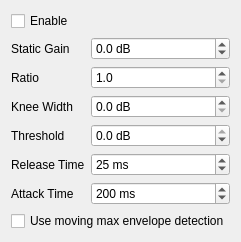
Old version of the form damc_gui/CompressorController.ui in the repository amurzeau/damc.
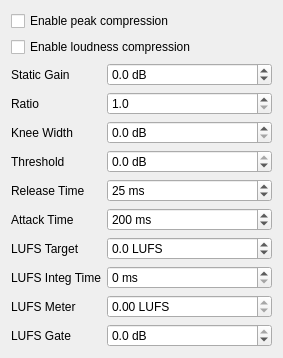
New version of the form.

Commit message: damc_gui: add loudness based compressor controls

What changed in the file:
```diff
--- a/damc_gui/CompressorController.ui
+++ b/damc_gui/CompressorController.ui
@@ -6,164 +6,29 @@
    <rect>
     <x>0</x>
     <y>0</y>
-    <width>235</width>
-    <height>191</height>
+    <width>283</width>
+    <height>338</height>
    </rect>
   </property>
   <property name="windowTitle">
    <string>Form</string>
   </property>
   <layout class="QGridLayout" name="gridLayout">
-   <item row="5" column="1">
-    <widget class="QDoubleSpinBox" name="releaseTimeSpinBox">
-     <property name="sizePolicy">
-      <sizepolicy hsizetype="MinimumExpanding" vsizetype="Fixed">
-       <horstretch>0</horstretch>
-       <verstretch>0</verstretch>
-      </sizepolicy>
-     </property>
-     <property name="suffix">
-      <string> ms</string>
-     </property>
-     <property name="decimals">
-      <number>0</number>
-     </property>
-     <property name="minimum">
-      <double>0.000000000000000</double>
-     </property>
-     <property name="maximum">
-      <double>9000.000000000000000</double>
-     </property>
-     <property name="value">
-      <double>25.000000000000000</double>
-     </property>
-    </widget>
-   </item>
    <item row="5" column="0">
-    <widget class="QLabel" name="releaseTimeLabel">
+    <widget class="QLabel" name="thresholdLabel">
      <property name="text">
-      <string>Release Time</string>
+      <string>Threshold</string>
      </property>
     </widget>
    </item>
-   <item row="3" column="0">
+   <item row="4" column="0">
     <widget class="QLabel" name="kneeWidthLabel">
      <property name="text">
       <string>Knee Width</string>
      </property>
     </widget>
    </item>
-   <item row="1" column="1">
-    <widget class="QDoubleSpinBox" name="staticGainSpinBox">
-     <property name="sizePolicy">
-      <sizepolicy hsizetype="MinimumExpanding" vsizetype="Fixed">
-       <horstretch>0</horstretch>
-       <verstretch>0</verstretch>
-      </sizepolicy>
-     </property>
-     <property name="suffix">
-      <string> dB</string>
-     </property>
-     <property name="decimals">
-      <number>1</number>
-     </property>
-     <property name="minimum">
-      <double>-100.000000000000000</double>
-     </property>
-    </widget>
-   </item>
    <item row="3" column="1">
-    <widget class="QDoubleSpinBox" name="kneeWidthSpinBox">
-     <property name="sizePolicy">
-      <sizepolicy hsizetype="MinimumExpanding" vsizetype="Fixed">
-       <horstretch>0</horstretch>
-       <verstretch>0</verstretch>
-      </sizepolicy>
-     </property>
-     <property name="suffix">
-      <string> dB</string>
-     </property>
-     <property name="decimals">
-      <number>1</number>
-     </property>
-    </widget>
-   </item>
-   <item row="0" column="0" colspan="2">
-    <widget class="QCheckBox" name="enableCheckBox">
-     <property name="text">
-      <string>Enable</string>
-     </property>
-    </widget>
-   </item>
-   <item row="2" column="0">
-    <widget class="QLabel" name="ratioLabel">
-     <property name="text">
-      <string>Ratio</string>
-     </property>
-    </widget>
-   </item>
-   <item row="6" column="1">
-    <widget class="QDoubleSpinBox" name="attackTimeSpinBox">
-     <property name="sizePolicy">
-      <sizepolicy hsizetype="MinimumExpanding" vsizetype="Fixed">
-       <horstretch>0</horstretch>
-       <verstretch>0</verstretch>
-      </sizepolicy>
-     </property>
-     <property name="suffix">
-      <string> ms</string>
-     </property>
-     <property name="decimals">
-      <number>0</number>
-     </property>
-     <property name="minimum">
-      <double>0.000000000000000</double>
-     </property>
-     <property name="maximum">
-      <double>9000.000000000000000</double>
-     </property>
-     <property name="value">
-      <double>200.000000000000000</double>
-     </property>
-    </widget>
-   </item>
-   <item row="6" column="0">
-    <widget class="QLabel" name="attackTimeLabel">
-     <property name="text">
-      <string>Attack Time</string>
-     </property>
-    </widget>
-   </item>
-   <item row="4" column="1">
-    <widget class="QDoubleSpinBox" name="thresholdSpinBox">
-     <property name="sizePolicy">
-      <sizepolicy hsizetype="MinimumExpanding" vsizetype="Fixed">
-       <horstretch>0</horstretch>
-       <verstretch>0</verstretch>
-      </sizepolicy>
-     </property>
-     <property name="suffix">
-      <string> dB</string>
-     </property>
-     <property name="decimals">
-      <number>1</number>
-     </property>
-     <property name="minimum">
-      <double>-100.000000000000000</double>
-     </property>
-     <property name="maximum">
-      <double>0.000000000000000</double>
-     </property>
-    </widget>
-   </item>
-   <item row="4" column="0">
-    <widget class="QLabel" name="thresholdLabel">
-     <property name="text">
-      <string>Threshold</string>
-     </property>
-    </widget>
-   </item>
-   <item row="2" column="1">
     <widget class="QDoubleSpinBox" name="ratioSpinBox">
      <property name="sizePolicy">
       <sizepolicy hsizetype="MinimumExpanding" vsizetype="Fixed">
@@ -182,17 +47,241 @@
      </property>
     </widget>
    </item>
-   <item row="1" column="0">
+   <item row="5" column="1">
+    <widget class="QDoubleSpinBox" name="thresholdSpinBox">
+     <property name="sizePolicy">
+      <sizepolicy hsizetype="MinimumExpanding" vsizetype="Fixed">
+       <horstretch>0</horstretch>
+       <verstretch>0</verstretch>
+      </sizepolicy>
+     </property>
+     <property name="suffix">
+      <string> dB</string>
+     </property>
+     <property name="decimals">
+      <number>1</number>
+     </property>
+     <property name="minimum">
+      <double>-100.000000000000000</double>
+     </property>
+     <property name="maximum">
+      <double>0.000000000000000</double>
+     </property>
+    </widget>
+   </item>
+   <item row="6" column="0">
+    <widget class="QLabel" name="releaseTimeLabel">
+     <property name="text">
+      <string>Release Time</string>
+     </property>
+    </widget>
+   </item>
+   <item row="2" column="1">
+    <widget class="QDoubleSpinBox" name="staticGainSpinBox">
+     <property name="sizePolicy">
+      <sizepolicy hsizetype="MinimumExpanding" vsizetype="Fixed">
+       <horstretch>0</horstretch>
+       <verstretch>0</verstretch>
+      </sizepolicy>
+     </property>
+     <property name="suffix">
+      <string> dB</string>
+     </property>
+     <property name="decimals">
+      <number>1</number>
+     </property>
+     <property name="minimum">
+      <double>-100.000000000000000</double>
+     </property>
+    </widget>
+   </item>
+   <item row="2" column="0">
     <widget class="QLabel" name="staticGainLabel">
      <property name="text">
       <string>Static Gain</string>
      </property>
     </widget>
    </item>
-   <item row="7" column="0" colspan="2">
-    <widget class="QCheckBox" name="useMovingMaxCheckBox">
+   <item row="1" column="0" colspan="2">
+    <widget class="QCheckBox" name="enableLoudnessCheckBox">
      <property name="text">
-      <string>Use moving max envelope detection</string>
+      <string>Enable loudness compression</string>
+     </property>
+    </widget>
+   </item>
+   <item row="7" column="1">
+    <widget class="QDoubleSpinBox" name="attackTimeSpinBox">
+     <property name="sizePolicy">
+      <sizepolicy hsizetype="MinimumExpanding" vsizetype="Fixed">
+       <horstretch>0</horstretch>
+       <verstretch>0</verstretch>
+      </sizepolicy>
+     </property>
+     <property name="suffix">
+      <string> ms</string>
+     </property>
+     <property name="decimals">
+      <number>0</number>
+     </property>
+     <property name="minimum">
+      <double>0.000000000000000</double>
+     </property>
+     <property name="maximum">
+      <double>99999.000000000000000</double>
+     </property>
+     <property name="value">
+      <double>200.000000000000000</double>
+     </property>
+    </widget>
+   </item>
+   <item row="4" column="1">
+    <widget class="QDoubleSpinBox" name="kneeWidthSpinBox">
+     <property name="sizePolicy">
+      <sizepolicy hsizetype="MinimumExpanding" vsizetype="Fixed">
+       <horstretch>0</horstretch>
+       <verstretch>0</verstretch>
+      </sizepolicy>
+     </property>
+     <property name="suffix">
+      <string> dB</string>
+     </property>
+     <property name="decimals">
+      <number>1</number>
+     </property>
+    </widget>
+   </item>
+   <item row="6" column="1">
+    <widget class="QDoubleSpinBox" name="releaseTimeSpinBox">
+     <property name="sizePolicy">
+      <sizepolicy hsizetype="MinimumExpanding" vsizetype="Fixed">
+       <horstretch>0</horstretch>
+       <verstretch>0</verstretch>
+      </sizepolicy>
+     </property>
+     <property name="suffix">
+      <string> ms</string>
+     </property>
+     <property name="decimals">
+      <number>0</number>
+     </property>
+     <property name="minimum">
+      <double>0.000000000000000</double>
+     </property>
+     <property name="maximum">
+      <double>99999.000000000000000</double>
+     </property>
+     <property name="value">
+      <double>25.000000000000000</double>
+     </property>
+    </widget>
+   </item>
+   <item row="3" column="0">
+    <widget class="QLabel" name="ratioLabel">
+     <property name="text">
+      <string>Ratio</string>
+     </property>
+    </widget>
+   </item>
+   <item row="7" column="0">
+    <widget class="QLabel" name="attackTimeLabel">
+     <property name="text">
+      <string>Attack Time</string>
+     </property>
+    </widget>
+   </item>
+   <item row="0" column="0" colspan="2">
+    <widget class="QCheckBox" name="enablePeakCheckBox">
+     <property name="text">
+      <string>Enable peak compression</string>
+     </property>
+    </widget>
+   </item>
+   <item row="8" column="1">
+    <widget class="QDoubleSpinBox" name="loudnessTargetSpinBox">
+     <property name="suffix">
+      <string> LUFS</string>
+     </property>
+     <property name="decimals">
+      <number>1</number>
+     </property>
+     <property name="minimum">
+      <double>-999.000000000000000</double>
+     </property>
+     <property name="maximum">
+      <double>999.000000000000000</double>
+     </property>
+    </widget>
+   </item>
+   <item row="8" column="0">
+    <widget class="QLabel" name="loudnessTargetLabel">
+     <property name="text">
+      <string>LUFS Target</string>
+     </property>
+    </widget>
+   </item>
+   <item row="9" column="1">
+    <widget class="QDoubleSpinBox" name="lufsIntegrationTimeSpinBox">
+     <property name="suffix">
+      <string> ms</string>
+     </property>
+     <property name="decimals">
+      <number>0</number>
+     </property>
+     <property name="maximum">
+      <double>99999.000000000000000</double>
+     </property>
+    </widget>
+   </item>
+   <item row="9" column="0">
+    <widget class="QLabel" name="lufsIntegrationTimeLabel">
+     <property name="text">
+      <string>LUFS Integ Time</string>
+     </property>
+    </widget>
+   </item>
+   <item row="10" column="1">
+    <widget class="QDoubleSpinBox" name="lufsMeterSpinBox">
+     <property name="readOnly">
+      <bool>true</bool>
+     </property>
+     <property name="suffix">
+      <string> LUFS</string>
+     </property>
+     <property name="minimum">
+      <double>-999.000000000000000</double>
+     </property>
+     <property name="maximum">
+      <double>999.000000000000000</double>
+     </property>
+    </widget>
+   </item>
+   <item row="10" column="0">
+    <widget class="QLabel" name="lufsMeterLabel">
+     <property name="text">
+      <string>LUFS Meter</string>
+     </property>
+    </widget>
+   </item>
+   <item row="11" column="1">
+    <widget class="QDoubleSpinBox" name="lufsGateSpinBox">
+     <property name="suffix">
+      <string> dB</string>
+     </property>
+     <property name="decimals">
+      <number>1</number>
+     </property>
+     <property name="minimum">
+      <double>-100.000000000000000</double>
+     </property>
+     <property name="maximum">
+      <double>0.000000000000000</double>
+     </property>
+    </widget>
+   </item>
+   <item row="11" column="0">
+    <widget class="QLabel" name="lufsGateLabel">
+     <property name="text">
+      <string>LUFS Gate</string>
      </property>
     </widget>
    </item>
```
The commit also changes 3 other files.
